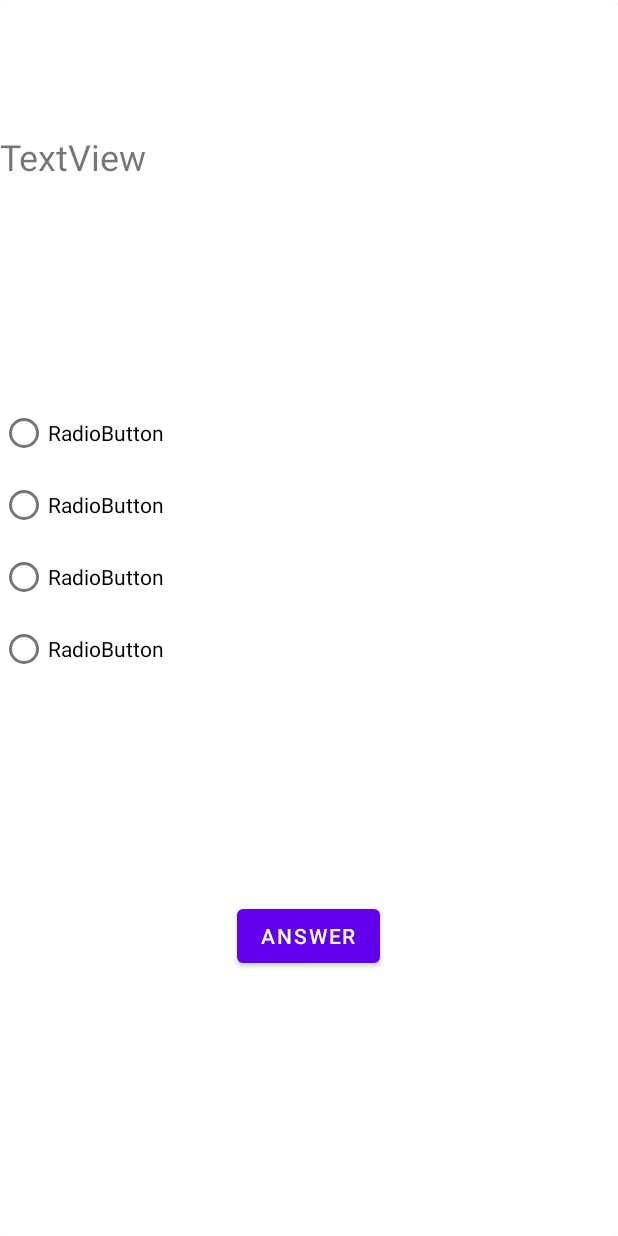
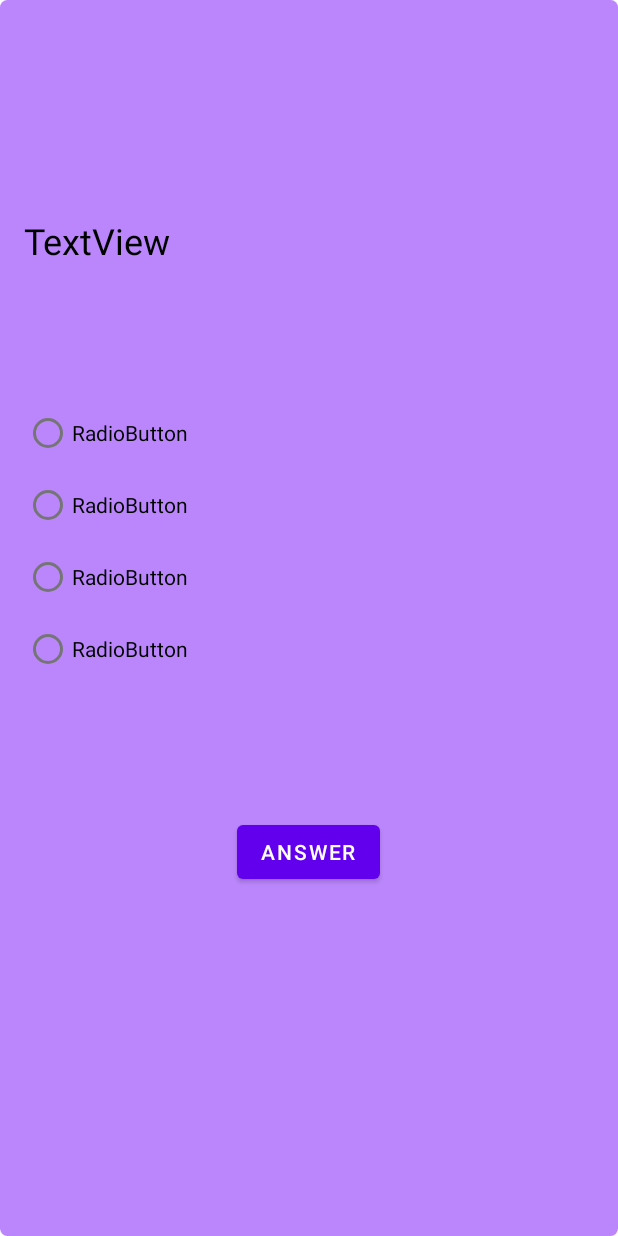
Before and after one commit to kauanainfo17/Android_1.0, an Android app: the layout item_pergunta.xml on its own in the app's theme, with its tools: preview values and no code run, on a phone screen of 412 x 824 dp. Run offline under Robolectric (Android 15) with nearby library versions, the phone set to English and light mode, and no system bars.

Commit message:
Incluindo o Banco

```diff
--- a/app/build.gradle
+++ b/app/build.gradle
@@ -50,4 +50,9 @@ dependencies {
     testImplementation 'junit:junit:4.+'
     androidTestImplementation 'androidx.test.ext:junit:1.1.2'
     androidTestImplementation 'androidx.test.espresso:espresso-core:3.3.0'
+
+    def room_version = "2.2.5"
+
+    implementation "androidx.room:room-runtime:$room_version"
+    kapt "androidx.room:room-compiler:$room_version"
 }
--- a/app/src/main/java/com/example/myapplication/MainActivity.kt
+++ b/app/src/main/java/com/example/myapplication/MainActivity.kt
@@ -18,9 +18,5 @@ class MainActivity : AppCompatActivity() {
 
         bottomNavigationView.setupWithNavController(findNavController(R.id.navHostFragment))
 
-
-
-
-
     }
 }
--- a/app/src/main/res/layout/item_pergunta.xml
+++ b/app/src/main/res/layout/item_pergunta.xml
@@ -10,15 +10,23 @@
         android:id="@+id/ConstraintLayout"
         android:layout_width="match_parent"
         android:layout_height="match_parent"
-        android:background="@color/white">
+        android:background="@color/purple_200">
 
         <TextView
             android:id="@+id/txPergunta"
             android:layout_width="0dp"
             android:layout_height="wrap_content"
+            android:layout_marginStart="16dp"
+            android:layout_marginLeft="16dp"
             android:layout_marginTop="88dp"
+            android:layout_marginEnd="16dp"
+            android:layout_marginRight="16dp"
+            android:layout_marginBottom="16dp"
+            android:background="@color/purple_200"
             android:text="TextView"
+            android:textColor="@color/black"
             android:textSize="24sp"
+            app:layout_constraintBottom_toTopOf="@+id/radioGroup2"
             app:layout_constraintEnd_toEndOf="parent"
             app:layout_constraintHorizontal_bias="0.0"
             app:layout_constraintStart_toStartOf="parent"
@@ -28,6 +36,12 @@
             android:id="@+id/radioGroup2"
             android:layout_width="0dp"
             android:layout_height="wrap_content"
+            android:layout_marginStart="16dp"
+            android:layout_marginLeft="16dp"
+            android:layout_marginTop="16dp"
+            android:layout_marginEnd="16dp"
+            android:layout_marginRight="16dp"
+            android:layout_marginBottom="16dp"
             app:layout_constraintBottom_toTopOf="@+id/btResponder"
             app:layout_constraintEnd_toEndOf="parent"
             app:layout_constraintHorizontal_bias="0.0"
@@ -38,36 +52,46 @@
                 android:id="@+id/rbRes1"
                 android:layout_width="match_parent"
                 android:layout_height="wrap_content"
-                android:text="RadioButton" />
+                android:text="RadioButton"
+                android:textColor="@color/black" />
 
             <RadioButton
                 android:id="@+id/rbRes2"
                 android:layout_width="match_parent"
                 android:layout_height="wrap_content"
-                android:text="RadioButton" />
+                android:text="RadioButton"
+                android:textColor="@color/black" />
 
             <RadioButton
                 android:id="@+id/rbRes3"
                 android:layout_width="match_parent"
                 android:layout_height="wrap_content"
-                android:text="RadioButton" />
+                android:text="RadioButton"
+                android:textColor="@color/black" />
 
             <RadioButton
                 android:id="@+id/rbRes4"
                 android:layout_width="match_parent"
                 android:layout_height="wrap_content"
-                android:text="RadioButton" />
+                android:text="RadioButton"
+                android:textColor="@color/black" />
         </RadioGroup>
 
         <Button
             android:id="@+id/btResponder"
             android:layout_width="wrap_content"
             android:layout_height="wrap_content"
+            android:layout_marginStart="16dp"
+            android:layout_marginLeft="16dp"
+            android:layout_marginTop="16dp"
+            android:layout_marginEnd="16dp"
+            android:layout_marginRight="16dp"
             android:layout_marginBottom="176dp"
             android:text="@string/answer"
             app:layout_constraintBottom_toBottomOf="parent"
             app:layout_constraintEnd_toEndOf="parent"
             app:layout_constraintHorizontal_bias="0.498"
-            app:layout_constraintStart_toStartOf="parent" />
+            app:layout_constraintStart_toStartOf="parent"
+            app:layout_constraintTop_toBottomOf="@+id/radioGroup2" />
     </androidx.constraintlayout.widget.ConstraintLayout>
 </androidx.cardview.widget.CardView>
```
Also changed, not shown: app/src/main/java/com/example/myapplication/adapters/PerguntaAdapter.kt (+25 -2 lines), app/src/main/java/com/example/myapplication/database/AppDatabase.kt (+8 -1 lines), app/src/main/java/com/example/myapplication/database/daos/QuestaoDAO.kt (+10 -0 lines), app/src/main/java/com/example/myapplication/fragments/perguntaFragment.kt (+6 -5 lines), app/src/main/java/com/example/myapplication/models/questoes.kt (+6 -14 lines).
